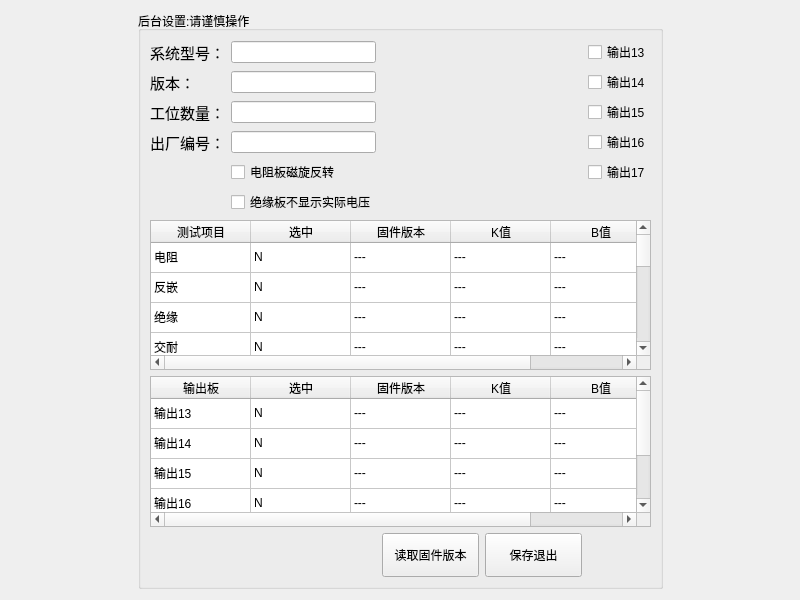
Before: the Qt Designer form WinBack.ui in bloglink/aip-tester, drawn with Qt 5.
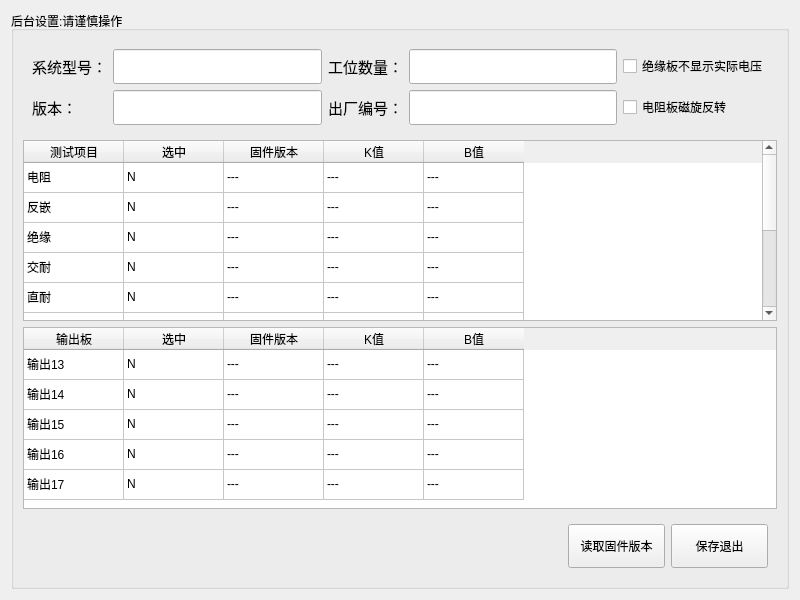
After: the same form once the commit is applied.

Commit message: style:(2.1.0.160317)使用表格代替复选框

The edit to the form file:
```diff
--- a/WinBack.ui
+++ b/WinBack.ui
@@ -15,97 +15,194 @@
   </property>
   <layout class="QGridLayout" name="gridLayout">
    <item row="0" column="0">
-    <spacer name="horizontalSpacer">
-     <property name="orientation">
-      <enum>Qt::Horizontal</enum>
-     </property>
-     <property name="sizeHint" stdset="0">
-      <size>
-       <width>40</width>
-       <height>20</height>
-      </size>
-     </property>
-    </spacer>
-   </item>
-   <item row="0" column="1">
     <widget class="QGroupBox" name="groupBox">
      <property name="title">
       <string>后台设置:请谨慎操作</string>
      </property>
-     <layout class="QGridLayout" name="gridLayout_2">
-      <item row="9" column="1">
-       <widget class="QCheckBox" name="HideVoltage">
+     <layout class="QGridLayout" name="gridLayout_2" rowstretch="0,0,0,0">
+      <item row="2" column="0" colspan="2">
+       <widget class="QTableWidget" name="TabOutput">
+        <attribute name="verticalHeaderVisible">
+         <bool>false</bool>
+        </attribute>
+        <row>
         <property name="text">
-         <string>绝缘板不显示实际电压</string>
-        </property>
-       </widget>
-      </item>
-      <item row="7" column="4">
-       <widget class="QCheckBox" name="BoxEnableOut16">
+          <string>输出板</string>
+         </property>
+        </row>
+        <row>
+         <property name="text">
+          <string>选中</string>
+         </property>
+        </row>
+        <row>
+         <property name="text">
+          <string>固件版本</string>
+         </property>
+        </row>
+        <row>
+         <property name="text">
+          <string>K值</string>
+         </property>
+        </row>
+        <row>
+         <property name="text">
+          <string>B值</string>
+         </property>
+        </row>
+        <column>
+         <property name="text">
+          <string>输出板</string>
+         </property>
+        </column>
+        <column>
+         <property name="text">
+          <string>选中</string>
+         </property>
+        </column>
+        <column>
+         <property name="text">
+          <string>固件版本</string>
+         </property>
+        </column>
+        <column>
+         <property name="text">
+          <string>K值</string>
+         </property>
+        </column>
+        <column>
+         <property name="text">
+          <string>B值</string>
+         </property>
+        </column>
+        <item row="0" column="0">
+         <property name="text">
+          <string>输出13</string>
+         </property>
+        </item>
+        <item row="0" column="1">
+         <property name="text">
+          <string>N</string>
+         </property>
+        </item>
+        <item row="0" column="2">
+         <property name="text">
+          <string>---</string>
+         </property>
+        </item>
+        <item row="0" column="3">
+         <property name="text">
+          <string>---</string>
+         </property>
+        </item>
+        <item row="0" column="4">
+         <property name="text">
+          <string>---</string>
+         </property>
+        </item>
+        <item row="1" column="0">
+         <property name="text">
+          <string>输出14</string>
+         </property>
+        </item>
+        <item row="1" column="1">
+         <property name="text">
+          <string>N</string>
+         </property>
+        </item>
+        <item row="1" column="2">
+         <property name="text">
+          <string>---</string>
+         </property>
+        </item>
+        <item row="1" column="3">
+         <property name="text">
+          <string>---</string>
+         </property>
+        </item>
+        <item row="1" column="4">
+         <property name="text">
+          <string>---</string>
+         </property>
+        </item>
+        <item row="2" column="0">
+         <property name="text">
+          <string>输出15</string>
+         </property>
+        </item>
+        <item row="2" column="1">
+         <property name="text">
+          <string>N</string>
+         </property>
+        </item>
+        <item row="2" column="2">
+         <property name="text">
+          <string>---</string>
+         </property>
+        </item>
+        <item row="2" column="3">
+         <property name="text">
+          <string>---</string>
+         </property>
+        </item>
+        <item row="2" column="4">
+         <property name="text">
+          <string>---</string>
+         </property>
+        </item>
+        <item row="3" column="0">
         <property name="text">
          <string>输出16</string>
         </property>
-       </widget>
-      </item>
-      <item row="13" column="3">
-       <widget class="QPushButton" name="BtnExit">
-        <property name="minimumSize">
-         <size>
-          <width>97</width>
-          <height>44</height>
-         </size>
-        </property>
+        </item>
+        <item row="3" column="1">
+         <property name="text">
+          <string>N</string>
+         </property>
+        </item>
+        <item row="3" column="2">
         <property name="text">
-         <string>保存退出</string>
-        </property>
-       </widget>
-      </item>
-      <item row="8" column="4">
-       <widget class="QCheckBox" name="BoxEnableOut17">
+          <string>---</string>
+         </property>
+        </item>
+        <item row="3" column="3">
+         <property name="text">
+          <string>---</string>
+         </property>
+        </item>
+        <item row="3" column="4">
+         <property name="text">
+          <string>---</string>
+         </property>
+        </item>
+        <item row="4" column="0">
         <property name="text">
          <string>输出17</string>
         </property>
-       </widget>
       </item>
       <item row="4" column="1">
-       <widget class="QLineEdit" name="lineEdit"/>
-      </item>
-      <item row="8" column="1">
-       <widget class="QCheckBox" name="OppositeDir">
         <property name="text">
-         <string>电阻板磁旋反转</string>
-        </property>
-       </widget>
-      </item>
-      <item row="7" column="0">
-       <widget class="QLabel" name="label_Factory_number">
-        <property name="font">
-         <font>
-          <pointsize>11</pointsize>
-         </font>
-        </property>
-        <property name="styleSheet">
-         <string notr="true"/>
-        </property>
+          <string>N</string>
+         </property>
+        </item>
+        <item row="4" column="2">
         <property name="text">
-         <string>出厂编号：</string>
-        </property>
-       </widget>
-      </item>
-      <item row="5" column="1">
-       <widget class="QLineEdit" name="lineEdit_2"/>
+          <string>---</string>
+         </property>
+        </item>
+        <item row="4" column="3">
+         <property name="text">
+          <string>---</string>
+         </property>
       </item>
       <item row="4" column="4">
-       <widget class="QCheckBox" name="BoxEnableOut13">
         <property name="text">
-         <string>输出13</string>
-        </property>
+          <string>---</string>
+         </property>
+        </item>
        </widget>
       </item>
-      <item row="7" column="1">
-       <widget class="QLineEdit" name="EditNumber"/>
-      </item>
-      <item row="11" column="0" colspan="5">
+      <item row="1" column="0" colspan="2">
        <widget class="QTableWidget" name="TabItems">
         <attribute name="verticalHeaderVisible">
          <bool>false</bool>
@@ -437,7 +534,55 @@
         </item>
        </widget>
       </item>
-      <item row="5" column="0">
+      <item row="0" column="0" colspan="2">
+       <widget class="QWidget" name="widget" native="true">
+        <layout class="QGridLayout" name="gridLayout_3">
+         <item row="1" column="1">
+          <widget class="QLineEdit" name="lineEdit_2">
+           <property name="minimumSize">
+            <size>
+             <width>0</width>
+             <height>35</height>
+            </size>
+           </property>
+          </widget>
+         </item>
+         <item row="1" column="3">
+          <widget class="QLineEdit" name="EditNumber">
+           <property name="minimumSize">
+            <size>
+             <width>0</width>
+             <height>35</height>
+            </size>
+           </property>
+          </widget>
+         </item>
+         <item row="0" column="2">
+          <widget class="QLabel" name="label_7">
+           <property name="font">
+            <font>
+             <pointsize>11</pointsize>
+            </font>
+           </property>
+           <property name="styleSheet">
+            <string notr="true"/>
+           </property>
+           <property name="text">
+            <string>工位数量：</string>
+           </property>
+          </widget>
+         </item>
+         <item row="0" column="3">
+          <widget class="QLineEdit" name="text_station_number">
+           <property name="minimumSize">
+            <size>
+             <width>0</width>
+             <height>35</height>
+            </size>
+           </property>
+          </widget>
+         </item>
+         <item row="1" column="0">
        <widget class="QLabel" name="label_6">
         <property name="font">
          <font>
@@ -452,30 +597,17 @@
         </property>
        </widget>
       </item>
-      <item row="6" column="4">
-       <widget class="QCheckBox" name="BoxEnableOut15">
-        <property name="text">
-         <string>输出15</string>
-        </property>
-       </widget>
-      </item>
-      <item row="13" column="2">
-       <widget class="QPushButton" name="BtnVersion">
+         <item row="0" column="1">
+          <widget class="QLineEdit" name="lineEdit">
         <property name="minimumSize">
          <size>
-          <width>97</width>
-          <height>44</height>
-         </size>
-        </property>
-        <property name="text">
-         <string>读取固件版本</string>
-        </property>
-       </widget>
-      </item>
-      <item row="6" column="1">
-       <widget class="QLineEdit" name="text_station_number"/>
-      </item>
-      <item row="4" column="0">
+             <width>0</width>
+             <height>35</height>
+            </size>
+           </property>
+          </widget>
+         </item>
+         <item row="0" column="0">
        <widget class="QLabel" name="label_5">
         <property name="font">
          <font>
@@ -490,8 +622,8 @@
         </property>
        </widget>
       </item>
-      <item row="6" column="0">
-       <widget class="QLabel" name="label_7">
+         <item row="1" column="2">
+          <widget class="QLabel" name="label_Factory_number">
         <property name="font">
          <font>
           <pointsize>11</pointsize>
@@ -501,204 +633,32 @@
          <string notr="true"/>
         </property>
         <property name="text">
-         <string>工位数量：</string>
-        </property>
-       </widget>
-      </item>
-      <item row="5" column="4">
-       <widget class="QCheckBox" name="BoxEnableOut14">
-        <property name="text">
-         <string>输出14</string>
-        </property>
-       </widget>
-      </item>
-      <item row="12" column="0" colspan="5">
-       <widget class="QTableWidget" name="TabOutput">
-        <attribute name="verticalHeaderVisible">
-         <bool>false</bool>
-        </attribute>
-        <row>
-         <property name="text">
-          <string>输出板</string>
-         </property>
-        </row>
-        <row>
-         <property name="text">
-          <string>选中</string>
-         </property>
-        </row>
-        <row>
-         <property name="text">
-          <string>固件版本</string>
-         </property>
-        </row>
-        <row>
-         <property name="text">
-          <string>K值</string>
-         </property>
-        </row>
-        <row>
-         <property name="text">
-          <string>B值</string>
-         </property>
-        </row>
-        <column>
-         <property name="text">
-          <string>输出板</string>
-         </property>
-        </column>
-        <column>
-         <property name="text">
-          <string>选中</string>
-         </property>
-        </column>
-        <column>
-         <property name="text">
-          <string>固件版本</string>
-         </property>
-        </column>
-        <column>
-         <property name="text">
-          <string>K值</string>
-         </property>
-        </column>
-        <column>
-         <property name="text">
-          <string>B值</string>
-         </property>
-        </column>
-        <item row="0" column="0">
-         <property name="text">
-          <string>输出13</string>
-         </property>
-        </item>
-        <item row="0" column="1">
-         <property name="text">
-          <string>N</string>
-         </property>
-        </item>
-        <item row="0" column="2">
-         <property name="text">
-          <string>---</string>
-         </property>
-        </item>
-        <item row="0" column="3">
-         <property name="text">
-          <string>---</string>
-         </property>
+            <string>出厂编号：</string>
+           </property>
+          </widget>
         </item>
         <item row="0" column="4">
+          <widget class="QCheckBox" name="HideVoltage">
          <property name="text">
-          <string>---</string>
-         </property>
-        </item>
-        <item row="1" column="0">
-         <property name="text">
-          <string>输出14</string>
-         </property>
-        </item>
-        <item row="1" column="1">
-         <property name="text">
-          <string>N</string>
-         </property>
-        </item>
-        <item row="1" column="2">
-         <property name="text">
-          <string>---</string>
-         </property>
-        </item>
-        <item row="1" column="3">
-         <property name="text">
-          <string>---</string>
-         </property>
+            <string>绝缘板不显示实际电压</string>
+           </property>
+          </widget>
         </item>
         <item row="1" column="4">
+          <widget class="QCheckBox" name="OppositeDir">
          <property name="text">
-          <string>---</string>
-         </property>
-        </item>
-        <item row="2" column="0">
-         <property name="text">
-          <string>输出15</string>
-         </property>
-        </item>
-        <item row="2" column="1">
-         <property name="text">
-          <string>N</string>
-         </property>
-        </item>
-        <item row="2" column="2">
-         <property name="text">
-          <string>---</string>
-         </property>
-        </item>
-        <item row="2" column="3">
-         <property name="text">
-          <string>---</string>
-         </property>
-        </item>
-        <item row="2" column="4">
-         <property name="text">
-          <string>---</string>
-         </property>
-        </item>
-        <item row="3" column="0">
-         <property name="text">
-          <string>输出16</string>
-         </property>
-        </item>
-        <item row="3" column="1">
-         <property name="text">
-          <string>N</string>
-         </property>
-        </item>
-        <item row="3" column="2">
-         <property name="text">
-          <string>---</string>
-         </property>
-        </item>
-        <item row="3" column="3">
-         <property name="text">
-          <string>---</string>
-         </property>
-        </item>
-        <item row="3" column="4">
-         <property name="text">
-          <string>---</string>
-         </property>
-        </item>
-        <item row="4" column="0">
-         <property name="text">
-          <string>输出17</string>
-         </property>
-        </item>
-        <item row="4" column="1">
-         <property name="text">
-          <string>N</string>
-         </property>
-        </item>
-        <item row="4" column="2">
-         <property name="text">
-          <string>---</string>
-         </property>
-        </item>
-        <item row="4" column="3">
-         <property name="text">
-          <string>---</string>
-         </property>
-        </item>
-        <item row="4" column="4">
-         <property name="text">
-          <string>---</string>
-         </property>
-        </item>
+            <string>电阻板磁旋反转</string>
+           </property>
        </widget>
       </item>
      </layout>
     </widget>
    </item>
-   <item row="0" column="2">
-    <spacer name="horizontalSpacer_2">
+      <item row="3" column="0" colspan="2">
+       <widget class="QWidget" name="widget_2" native="true">
+        <layout class="QHBoxLayout" name="horizontalLayout">
+         <item>
+          <spacer name="horizontalSpacer">
      <property name="orientation">
       <enum>Qt::Horizontal</enum>
      </property>
@@ -709,6 +669,38 @@
       </size>
      </property>
     </spacer>
+         </item>
+         <item>
+          <widget class="QPushButton" name="BtnVersion">
+           <property name="minimumSize">
+            <size>
+             <width>97</width>
+             <height>44</height>
+            </size>
+           </property>
+           <property name="text">
+            <string>读取固件版本</string>
+           </property>
+          </widget>
+         </item>
+         <item>
+          <widget class="QPushButton" name="BtnExit">
+           <property name="minimumSize">
+            <size>
+             <width>97</width>
+             <height>44</height>
+            </size>
+           </property>
+           <property name="text">
+            <string>保存退出</string>
+           </property>
+          </widget>
+         </item>
+        </layout>
+       </widget>
+      </item>
+     </layout>
+    </widget>
    </item>
   </layout>
  </widget>
```
Lines whose indentation alone changed are shown as unchanged. The commit also changes 3 other files.
